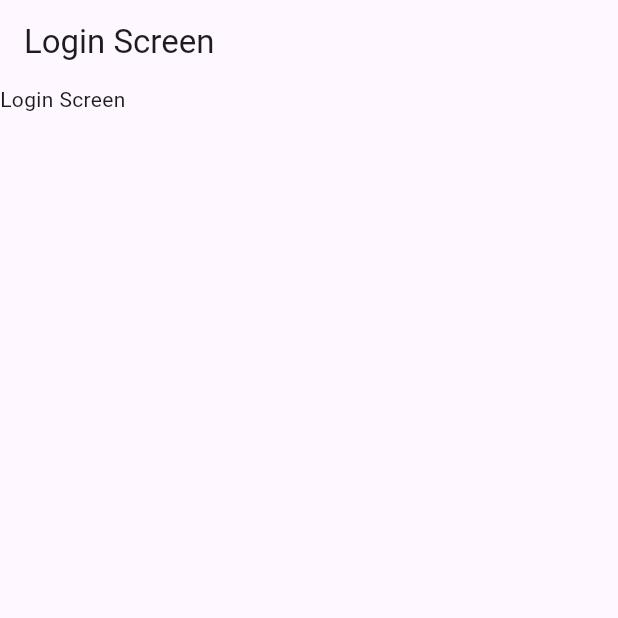
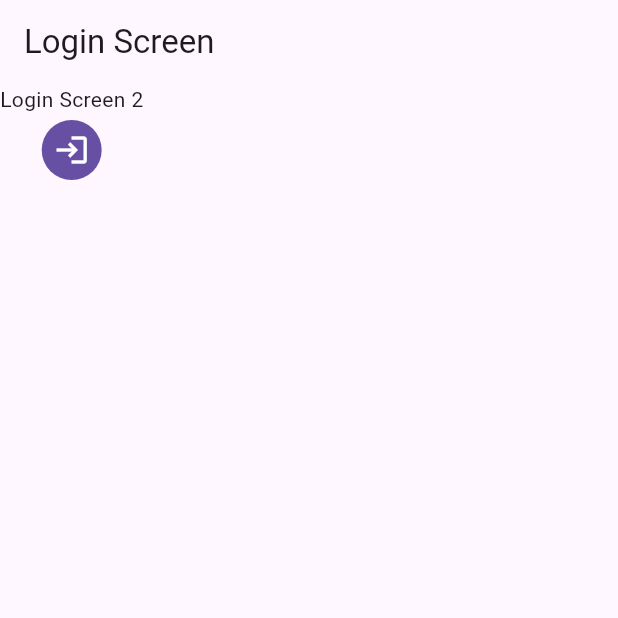
Before and after one commit to wonjangcloud9/flutter_riverpod_architecture_example, a Flutter app: the screen it shows after launch, on a phone screen of 412 x 824 dp, the top half of it. Run offline on Flutter 3.47's test engine with Material 3 defaults, Android fonts, the phone set to English and light mode, and no system bars; our stand-ins replace flutter_riverpod, go_router.

Commit message:
⚡️ GoRouter setup

```diff
--- a/lib/features/login/presentation/ui/widget/login_screen.dart
+++ b/lib/features/login/presentation/ui/widget/login_screen.dart
@@ -1,5 +1,6 @@
 import 'package:flutter/material.dart';
 import 'package:flutter_riverpod/flutter_riverpod.dart';
+import 'package:go_router/go_router.dart';
 
 class LoginScreen extends ConsumerStatefulWidget {
   const LoginScreen({super.key});
@@ -18,7 +19,13 @@ class _LoginScreenState extends ConsumerState<LoginScreen> {
       body: SingleChildScrollView(
         child: Column(
           children: [
-            Text('Login Screen'),
+            Text('Login Screen 2'),
+            IconButton.filled(
+              onPressed: () {
+                context.go('/signup');
+              },
+              icon: Icon(Icons.login_outlined),
+            )
           ],
         ),
       ),
```
